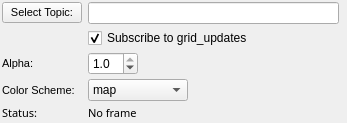
Qt form mapviz_plugins/ui/occupancy_grid_config.ui (swri-robotics/mapviz) before a commit.
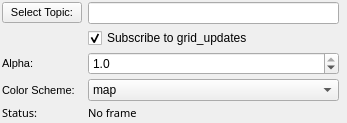
The same form after that commit.

Diff of the .ui file:
```diff
--- a/mapviz_plugins/ui/occupancy_grid_config.ui
+++ b/mapviz_plugins/ui/occupancy_grid_config.ui
@@ -34,12 +34,6 @@
    </property>
    <item row="4" column="1">
     <widget class="QDoubleSpinBox" name="alpha">
-     <property name="maximumSize">
-      <size>
-       <width>50</width>
-       <height>16777215</height>
-      </size>
-     </property>
      <property name="decimals">
       <number>1</number>
      </property>
@@ -149,12 +143,6 @@
    </item>
    <item row="5" column="1">
     <widget class="QComboBox" name="color_scheme">
-     <property name="maximumSize">
-      <size>
-       <width>100</width>
-       <height>16777215</height>
-      </size>
-     </property>
      <item>
       <property name="text">
        <string>map</string>
```
Left out of the diff: 10 changed lines with no effect on the pictures.
